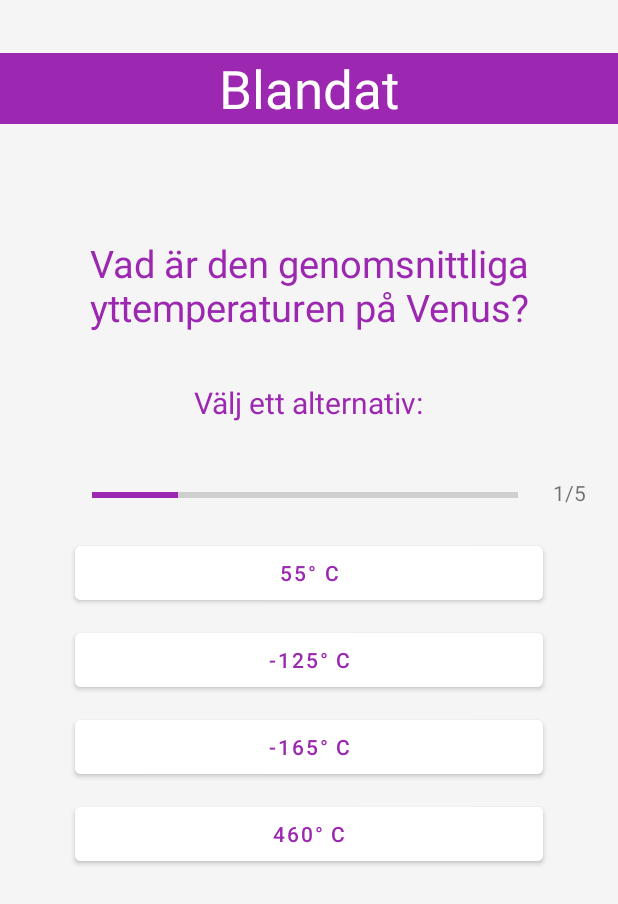
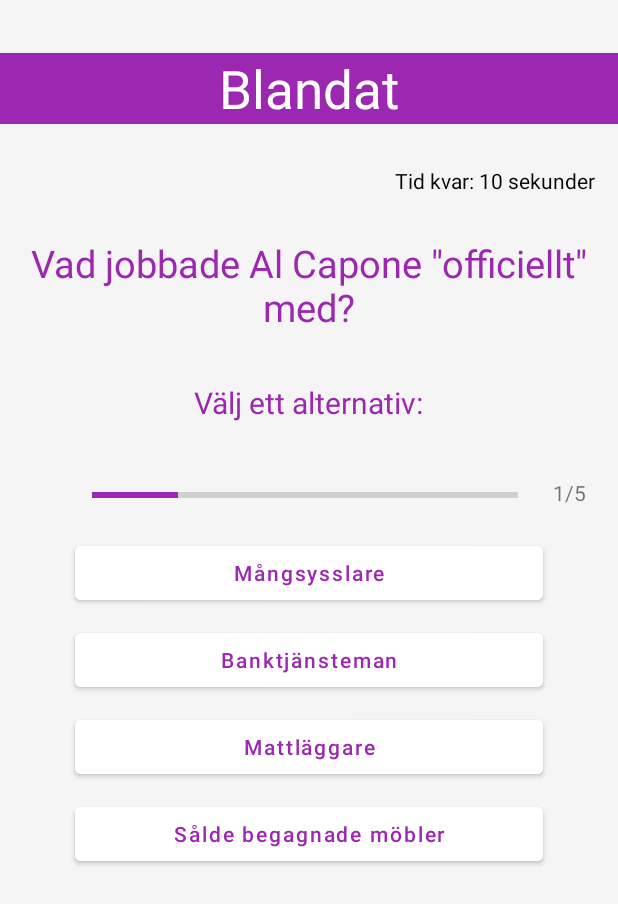
Before and after one commit to HenrikSjoe/Quizzly, an Android app: the MixedActivity screen opened directly, with no data from a screen before it, on a phone screen of 412 x 824 dp. Shown: the top 904 px of the screen. Run offline under Robolectric (Android 15) with nearby library versions, the phone set to English and light mode, and no system bars.

Commit message:
Added timer to questions

```diff
--- a/app/src/main/java/com/example/quizzly/FlagsActivity.kt
+++ b/app/src/main/java/com/example/quizzly/FlagsActivity.kt
@@ -2,12 +2,14 @@ package com.example.quizzly
 
 import android.content.Intent
 import android.os.Bundle
+import android.os.CountDownTimer
 import android.os.Handler
 import android.widget.Button
 import android.widget.ImageView
 import android.widget.ProgressBar
 import android.widget.TextView
 import androidx.appcompat.app.AppCompatActivity
+import java.util.concurrent.TimeUnit
 
 class FlagsActivity : AppCompatActivity() {
 
@@ -23,6 +25,8 @@ class FlagsActivity : AppCompatActivity() {
     var numOfQ = 0
     var correctAnswers = 0
     val handler = Handler()
+    lateinit var timer : TextView
+    var timerIsStarted = true
 
     override fun onCreate(savedInstanceState: Bundle?) {
         super.onCreate(savedInstanceState)
@@ -32,6 +36,7 @@ class FlagsActivity : AppCompatActivity() {
         setFlag = findViewById(R.id.flagImageView)
         progressBar = findViewById(R.id.flagProgressBar)
         qNr = findViewById(R.id.qNumView)
+        timer = findViewById(R.id.flagsTimer)
 
         btn1 = findViewById(R.id.opt1)
         btn2 = findViewById(R.id.opt2)
@@ -63,6 +68,7 @@ class FlagsActivity : AppCompatActivity() {
     }
 
     fun setQs() {
+        startTimer()
         progressBar.incrementProgressBy(10)
 
         qNr.text = "${numOfQ + 1}/10"
@@ -79,6 +85,7 @@ class FlagsActivity : AppCompatActivity() {
         btn4.text = questionsList[numOfQ].answers[3].answer
 
         btn1.setOnClickListener {
+            stopTimer()
             if (questionsList[numOfQ].answers[0].isCorrect) {
                 btn1.setBackgroundColor(resources.getColor(R.color.green))
                 correctAnswers++
@@ -101,6 +108,7 @@ class FlagsActivity : AppCompatActivity() {
 
 
         btn2.setOnClickListener {
+            stopTimer()
             if (questionsList[numOfQ].answers[1].isCorrect) {
                 btn2.setBackgroundColor(getResources().getColor(R.color.green))
                 correctAnswers++
@@ -123,6 +131,7 @@ class FlagsActivity : AppCompatActivity() {
 
 
         btn3.setOnClickListener {
+            stopTimer()
             if (questionsList[numOfQ].answers[2].isCorrect) {
                 btn3.setBackgroundColor(getResources().getColor(R.color.green))
                 correctAnswers++
@@ -144,6 +153,7 @@ class FlagsActivity : AppCompatActivity() {
         }
 
         btn4.setOnClickListener {
+            stopTimer()
             if (questionsList[numOfQ].answers[3].isCorrect) {
                 btn4.setBackgroundColor(getResources().getColor(R.color.green))
                 correctAnswers++
@@ -303,4 +313,41 @@ class FlagsActivity : AppCompatActivity() {
         btn3.setBackgroundColor(getResources().getColor(R.color.white));
         btn4.setBackgroundColor(getResources().getColor(R.color.white));
     }
+
+    var countDownTimer = object : CountDownTimer(1000 * 11, 1000){
+        override fun onTick(millisUntilFinished: Long) {
+            timer.text = "Tid kvar: " + getString(
+                R.string.formatted_time,
+                TimeUnit.MILLISECONDS.toSeconds(millisUntilFinished)
+            ) + " sekunder"
+        }
+
+        override fun onFinish() {
+            timerIsStarted = false
+            if (questionsList[numOfQ].answers[1].isCorrect) {
+                btn2.setBackgroundColor(getResources().getColor(R.color.green))
+            } else if (questionsList[numOfQ].answers[2].isCorrect) {
+                    btn3.setBackgroundColor(getResources().getColor(R.color.green))
+            } else if (questionsList[numOfQ].answers[3].isCorrect) {
+                    btn4.setBackgroundColor(getResources().getColor(R.color.green))
+            } else if (questionsList[numOfQ].answers[0].isCorrect) {
+                    btn1.setBackgroundColor(getResources().getColor(R.color.green))
+            }
+
+            numOfQ++
+            handler.postDelayed({
+                setQsOrStartResultActivity()
+            }, 700)
+        }
+    }
+
+    fun startTimer() {
+        timerIsStarted = true
+        countDownTimer.start()
+    }
+
+    fun stopTimer(){
+        timerIsStarted = false
+        countDownTimer.cancel()
+    }
 }
--- a/app/src/main/java/com/example/quizzly/MixedActivity.kt
+++ b/app/src/main/java/com/example/quizzly/MixedActivity.kt
@@ -3,11 +3,13 @@ package com.example.quizzly
 import android.content.Intent
 import android.graphics.Color.green
 import android.os.Bundle
+import android.os.CountDownTimer
 import android.os.Handler
 import android.widget.Button
 import android.widget.ProgressBar
 import android.widget.TextView
 import androidx.appcompat.app.AppCompatActivity
+import java.util.concurrent.TimeUnit
 
 class MixedActivity : AppCompatActivity() {
 
@@ -16,9 +18,11 @@ class MixedActivity : AppCompatActivity() {
     lateinit var btn2: Button
     lateinit var btn3: Button
     lateinit var btn4: Button
-    lateinit var qNr: TextView
+    lateinit var qNr: TextView //
+    lateinit var timer : TextView
     val handler = Handler()
     var numOfQ = 0
+    var timerIsStarted = true
 
     var correctAnswers = 0
     var questionsList = mutableListOf<Question>()
@@ -31,6 +35,7 @@ class MixedActivity : AppCompatActivity() {
         setContentView(R.layout.activity_mixed)
         supportActionBar?.hide()
 
+        timer = findViewById(R.id.timerTextView)
 
         progressBar = findViewById(R.id.progressBar)
 
@@ -47,6 +52,8 @@ class MixedActivity : AppCompatActivity() {
         setQs()
     }
 
+
+
     fun startResultActivity() {
         val intent = Intent(this, ResultActivity::class.java)
 
@@ -62,6 +69,7 @@ class MixedActivity : AppCompatActivity() {
     }
 
     fun setQs() {
+        startTimer()
 
         progressBar.incrementProgressBy(20)
 
@@ -79,6 +87,7 @@ class MixedActivity : AppCompatActivity() {
         btn4.text = questionsList[numOfQ].answers[3].answer
 
         btn1.setOnClickListener {
+            stopTimer()
             if (questionsList[numOfQ].answers[0].isCorrect) {
                 btn1.setBackgroundColor(getResources().getColor(R.color.green))
                 correctAnswers++
@@ -100,6 +109,7 @@ class MixedActivity : AppCompatActivity() {
         }
 
         btn2.setOnClickListener {
+            stopTimer()
             if (questionsList[numOfQ].answers[1].isCorrect) {
                 btn2.setBackgroundColor(getResources().getColor(R.color.green))
                 correctAnswers++
@@ -122,6 +132,7 @@ class MixedActivity : AppCompatActivity() {
 
 
         btn3.setOnClickListener {
+            stopTimer()
 
 
             if (questionsList[numOfQ].answers[2].isCorrect) {
@@ -145,6 +156,7 @@ class MixedActivity : AppCompatActivity() {
         }
 
         btn4.setOnClickListener {
+            stopTimer()
             if (questionsList[numOfQ].answers[3].isCorrect) {
                 btn4.setBackgroundColor(getResources().getColor(R.color.green))
                 correctAnswers++
@@ -283,4 +295,41 @@ class MixedActivity : AppCompatActivity() {
         btn3.setBackgroundColor(getResources().getColor(R.color.white));
         btn4.setBackgroundColor(getResources().getColor(R.color.white));
     }
+
+    var countDownTimer = object : CountDownTimer(1000 * 11, 1000){
+        override fun onTick(millisUntilFinished: Long) {
+            timer.text = "Tid kvar: " + getString(
+                R.string.formatted_time,
+                TimeUnit.MILLISECONDS.toSeconds(millisUntilFinished)
+            ) + " sekunder"
+        }
+
+        override fun onFinish() {
+            timerIsStarted = false
+            if (questionsList[numOfQ].answers[1].isCorrect) {
+                btn2.setBackgroundColor(getResources().getColor(R.color.green))
+            } else if (questionsList[numOfQ].answers[2].isCorrect) {
+                btn3.setBackgroundColor(getResources().getColor(R.color.green))
+            } else if (questionsList[numOfQ].answers[3].isCorrect) {
+                btn4.setBackgroundColor(getResources().getColor(R.color.green))
+            } else if (questionsList[numOfQ].answers[0].isCorrect) {
+                btn1.setBackgroundColor(getResources().getColor(R.color.green))
+            }
+
+            numOfQ++
+            handler.postDelayed({
+                setQsOrStartResultActivity()
+            }, 700)
+        }
+    }
+
+    fun startTimer() {
+        timerIsStarted = true
+        countDownTimer.start()
+    }
+
+    fun stopTimer(){
+        timerIsStarted = false
+        countDownTimer.cancel()
+    }
 }
--- a/app/src/main/res/layout/activity_mixed.xml
+++ b/app/src/main/res/layout/activity_mixed.xml
@@ -137,5 +137,16 @@
             app:layout_constraintStart_toStartOf="parent"
             app:layout_constraintTop_toTopOf="parent" />
 
+        <TextView
+            android:id="@+id/timerTextView"
+            android:layout_width="wrap_content"
+            android:layout_height="wrap_content"
+            android:layout_marginEnd="15dp"
+            android:text="TextView"
+            android:textColor="#050505"
+            app:layout_constraintBottom_toTopOf="@+id/questionTextView"
+            app:layout_constraintEnd_toEndOf="parent"
+            app:layout_constraintTop_toBottomOf="@+id/textView2" />
+
 
 </androidx.constraintlayout.widget.ConstraintLayout>
--- a/app/src/main/res/values/strings.xml
+++ b/app/src/main/res/values/strings.xml
@@ -6,4 +6,5 @@
     <string name="flagQs">Flaggor</string>
     <string name="sportQs">Sportfrågor</string>
     <string name="pickOption">Välj ett alternativ:</string>
+    <string name="formatted_time">%02d</string>
 </resources>
```
Also changed, not shown: app/src/main/res/layout/activity_flags.xml (+9 -0 lines).
